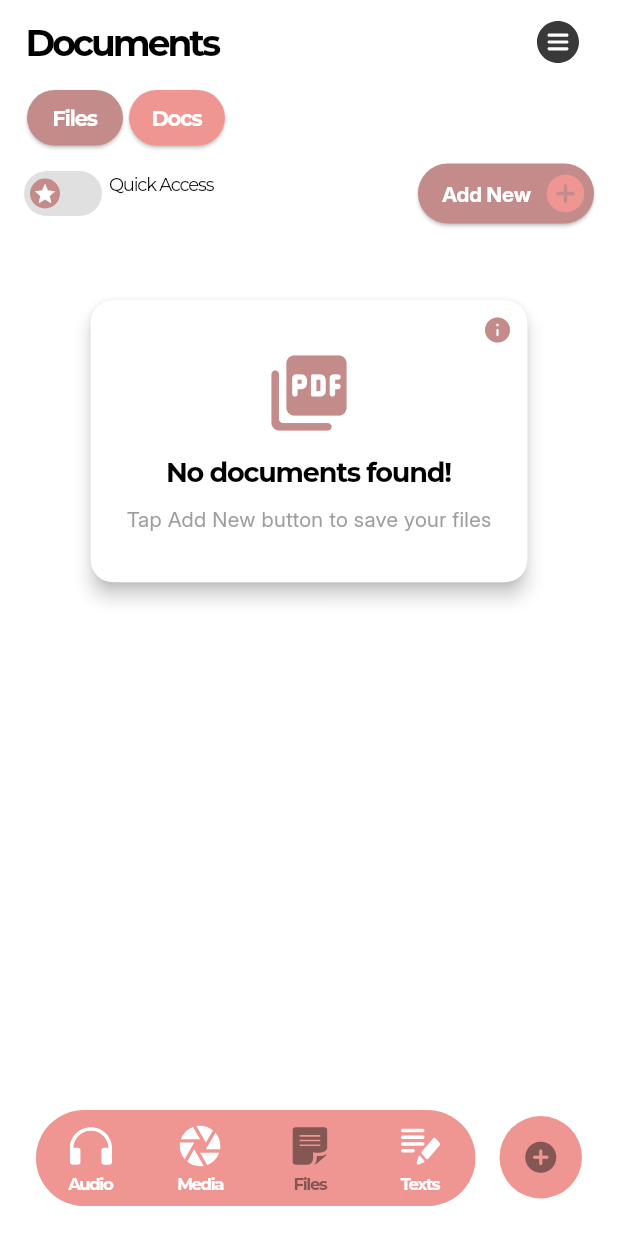
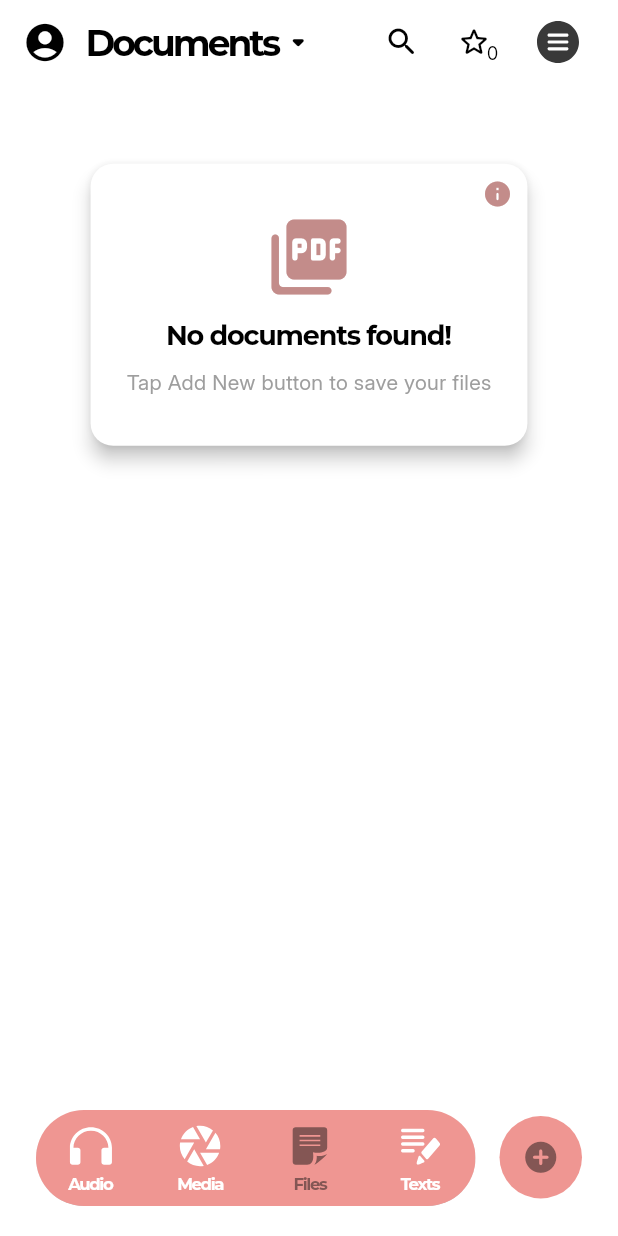
Before and after one commit to credes-tech/shelf, a Flutter app: the screen it shows after launch, swiped to page 3, on a phone screen of 412 x 824 dp. Run offline on Flutter 3.47's test engine with Material 3 defaults, Android fonts, the light colour scheme and no system bars; our stand-ins replace audioplayers, cloud_firestore, device_info_plus, file_picker, firebase_auth, firebase_core and 12 more; missing offline and left inert: flutter_quill, get_thumbnail_video, syncfusion_flutter_pdfviewer; accounts and stored records are empty; project files that could hold a hidden picture were left out.

Commit message:
adding-docs-pins-and-subcategories

```diff
--- a/lib/modules/home/data/repositories/file_repo_impl.dart
+++ b/lib/modules/home/data/repositories/file_repo_impl.dart
@@ -12,6 +12,8 @@ class FileRepository {
 
   Future<void> deleteFile(int index) => _hiveService.deleteFile(index);
 
+  Future<void> deleteMultipleFiles(List<String> filePaths) => _hiveService.deleteMultipleFileByPaths(filePaths);
+
   Future<bool> isFileExists(String fileName) => _hiveService.isFileExists(fileName);
 
   Future<void> togglePin(String fileName) => _hiveService.togglePin(fileName);
--- a/lib/modules/home/domain/providers/media_provider.dart
+++ b/lib/modules/home/domain/providers/media_provider.dart
@@ -78,6 +78,11 @@ class MediaNotifier extends StateNotifier<List<MediaModel>> {
     loadPinnedFiles();
     return showOnlyPinned;
   }
+
+  bool onlyTogglePin() {
+    showOnlyPinned = !showOnlyPinned;
+    return showOnlyPinned;
+  }
 }
 
 
--- a/lib/modules/home/ui/pages/FileScreen.dart
+++ b/lib/modules/home/ui/pages/FileScreen.dart
@@ -14,6 +14,9 @@ import 'package:my_shelf_project/modules/home/ui/widgets/HomeMenuItem.dart';
 import 'package:my_shelf_project/modules/home/ui/widgets/HomePillBar.dart';
 import 'package:my_shelf_project/modules/home/ui/widgets/HomeTitle.dart';
 import 'package:my_shelf_project/modules/home/ui/widgets/HomeToggler.dart';
+import 'package:my_shelf_project/modules/home/ui/widgets/SubCategoryDivider.dart';
+import 'package:my_shelf_project/modules/home/ui/widgets/SubCategoryToggler.dart';
+import 'package:my_shelf_project/modules/home/ui/widgets/UserAccount.dart';
 
 class FileScreen extends ConsumerStatefulWidget {
   const FileScreen({super.key});
@@ -23,29 +26,89 @@ class FileScreen extends ConsumerStatefulWidget {
 }
 
 class _FileScreenState extends ConsumerState<FileScreen> {
-  final List<String> source = ['Files', 'Docs'];
+  final List<String> source = ['All Files', 'Recently Added'];
+  int selectedSource = 0;
+  bool isSubCategoryActive = false;
+  bool isPinActive = false;
+  bool isMultiSelectActive = false;
+  List<FileModel> selectedFiles = [];
 
   final String emptyHeading = "No documents found!";
   final String emptyDescription = "Tap Add New button to save your files";
 
-  int selectedSource = 0;
-
   @override
   Widget build(BuildContext context) {
     final fileList = ref.watch(fileProvider);
-    final bool filePinnedNotifier =
-        ref.read(fileProvider.notifier).showOnlyPinned;
+    final List<FileModel> pinnedFiles = getPinnedFiles(fileList);
     return Scaffold(
       backgroundColor: Colors.white,
       appBar: AppBar(
         backgroundColor: AppColors.background,
-        title: HomeTitle(title: 'Documents'),
+        leading: Padding(
+          padding: const EdgeInsets.only(left: AppSpacing.xSmall),
+          child: UserAccount(),
+        ),
+        title: GestureDetector(
+          onTap: toggleSubCategory,
+          child: Row(
+              crossAxisAlignment: CrossAxisAlignment.center,
+              mainAxisAlignment: MainAxisAlignment.start,
+              children: [
+                HomeTitle(title: 'Documents'),
+                SubCategoryToggler(isSubCategoryActive: isSubCategoryActive)
+              ]),
+        ),
+        titleSpacing: 0.0,
         actions: [
+          if (isMultiSelectActive)
+            IconButton(
+                onPressed: deleteDocFiles,
+                icon: Icon(
+                  Icons.delete_rounded,
+                  color: Colors.black,
+                )),
+          if (isMultiSelectActive)
+            IconButton(
+                onPressed: clearSelection,
+                icon: Icon(
+                  Icons.close_rounded,
+                  color: Colors.black,
+                )),
+          if (!isSubCategoryActive && !isMultiSelectActive)
+            IconButton(
+                onPressed: () {},
+                icon: Icon(
+                  Icons.search_rounded,
+                  color: Colors.black,
+                )),
+          if (!isSubCategoryActive && !isMultiSelectActive)
+            Stack(
+              children: [
+                IconButton(
+                  onPressed: () => pinController(),
+                  icon: Icon(
+                    isPinActive
+                        ? Icons.star_rounded
+                        : Icons.star_border_rounded,
+                    color: Colors.black,
+                  ),
+                ),
+                Positioned(
+                    bottom: 8,
+                    right: 8,
+                    child: Text(
+                      "${pinnedFiles.length}",
+                      style: AppTextStyles.pinCaption,
+                    ))
+              ],
+            ),
+          if (!isSubCategoryActive && !isMultiSelectActive)
             Padding(
-            padding: EdgeInsets.only(right: AppSpacing.medium),
+              padding: EdgeInsets.only(
+                  right: AppSpacing.medium, left: AppSpacing.small),
               child: PopupMenuButton<String>(
                 icon: SvgPicture.asset('assets/svg/menu.svg', width: 28),
-              color: AppColors.onboardDarkPink,
+                color: AppColors.onboardLightBlue,
                 shape: RoundedRectangleBorder(
                     borderRadius: BorderRadius.circular(30)),
                 elevation: 1,
@@ -54,9 +117,9 @@ class _FileScreenState extends ConsumerState<FileScreen> {
                 },
                 itemBuilder: (BuildContext context) => <PopupMenuEntry<String>>[
                   _buildPopupMenuItem(
-                    "Add File", Icons.file_copy_rounded, Colors.black),
+                      "List View", Icons.list_rounded, Colors.black),
                   _buildPopupMenuItem(
-                    "Filter Files", Icons.filter_alt_rounded, Colors.black)
+                      "Grid View", Icons.grid_view_rounded, Colors.black),
                 ],
               ),
             ),
@@ -67,7 +130,9 @@ class _FileScreenState extends ConsumerState<FileScreen> {
           Column(
             mainAxisAlignment: MainAxisAlignment.start,
             crossAxisAlignment: CrossAxisAlignment.center,
+            mainAxisSize: MainAxisSize.min,
             children: [
+              if (isSubCategoryActive)
                 HomePillBar(
                   source: source,
                   selectedSource: selectedSource,
@@ -79,55 +144,8 @@ class _FileScreenState extends ConsumerState<FileScreen> {
                     });
                   },
                 ),
-              Container(
-                padding: EdgeInsets.symmetric(
-                    horizontal: AppSpacing.medium, vertical: AppSpacing.xSmall),
-                decoration: BoxDecoration(
-                    color: Colors.transparent,
-                    borderRadius: BorderRadius.only(
-                        bottomLeft: Radius.circular(20.0),
-                        bottomRight: Radius.circular(20.0))),
-                child: Row(
-                  mainAxisAlignment: MainAxisAlignment.spaceBetween,
-                  crossAxisAlignment: CrossAxisAlignment.center,
-                  children: [
-                    Row(
-                      mainAxisAlignment: MainAxisAlignment.start,
-                      crossAxisAlignment: CrossAxisAlignment.start,
-                      children: [
-                        HomeToggler(
-                          initialValue: filePinnedNotifier,
-                          onChanged: (filePinnedNotifier) {
-                            ref.read(fileProvider.notifier).togglePinnedFilter();
-                          },
-                          color: AppColors.onboardDarkPink,
-                        ),
               SizedBox(
-                          width: 5,
-                        ),
-                        Text("Quick Access", style: AppTextStyles.pinLabelText),
-                      ],
-                    ),
-                    ElevatedButton(
-                      onPressed: onTapFileBtn,
-                      style: ElevatedButton.styleFrom(
-                          padding: EdgeInsets.only(
-                              left: AppSpacing.medium,
-                              right: AppSpacing.xSmall,
-                              top: AppSpacing.xSmall,
-                              bottom: AppSpacing.xSmall),
-                          backgroundColor: AppColors.onboardDarkPink),
-                      child: Row(
-                        children: [
-                          Text("Add New", style: AppTextStyles.homePinned),
-                          SizedBox(width: 8),
-                          Icon(Icons.add_circle_rounded,
-                              size: 30, color: AppColors.onboardLightPink)
-                        ],
-                      ),
-                    )
-                  ],
-                ),
+                height: 10,
               ),
               fileList.isEmpty
                   ? HomeCard(
@@ -135,12 +153,47 @@ class _FileScreenState extends ConsumerState<FileScreen> {
                       description: emptyDescription,
                       icon: Icons.picture_as_pdf_rounded,
                       iconColor: AppColors.onboardDarkPink)
+                  : isSubCategoryActive
+                      ? Expanded(
+                          child: Padding(
+                            padding: const EdgeInsets.all(8.0),
+                            child: GridView.builder(
+                              itemCount: getSelectedSourceLength(
+                                  source[selectedSource], fileList),
+                              gridDelegate:
+                              SliverGridDelegateWithFixedCrossAxisCount(
+                                crossAxisCount: 3,
+                                childAspectRatio: 0.8,
+                              ),
+                              itemBuilder: (context, index) {
+                                final selectedFileList =
+                                getSelectedSourceItems(
+                                    source[selectedSource], fileList);
+                                final file = selectedFileList[index];
+                                return GestureDetector(
+                                    onTap: () {
+                                      context.push(
+                                        '/home/file/view',
+                                        extra: {
+                                          'filePath': file.filePath,
+                                          'fileName': file.filename,
+                                        },
+                                      );
+                                    },
+                                    onDoubleTap: () =>
+                                        togglePinFile(file.filename),
+                                    child: FileCard(file: file));
+                              },
+                            ),
+                          ),
+                        )
                       : Expanded(
                           child: Padding(
                             padding: EdgeInsets.all(8.0),
                             child: GridView.builder(
                               itemCount: fileList.length,
-                    gridDelegate: SliverGridDelegateWithFixedCrossAxisCount(
+                              gridDelegate:
+                                  SliverGridDelegateWithFixedCrossAxisCount(
                                 crossAxisCount: 3,
                                 childAspectRatio: 0.8,
                               ),
@@ -156,15 +209,8 @@ class _FileScreenState extends ConsumerState<FileScreen> {
                                       },
                                     );
                                   },
-                        onDoubleTap: () => togglePinFile(file.filename),
-                        onLongPress: () async {
-                          await ref
-                              .read(fileProvider.notifier)
-                              .deleteFile(index);
-                          ScaffoldMessenger.of(context).showSnackBar(
-                            SnackBar(content: Text("File deleted")),
-                          );
-                        },
+                                  onDoubleTap: () =>
+                                      togglePinFile(file.filename),
                                   child: Stack(
                                     children: [
                                       AspectRatio(
@@ -180,7 +226,8 @@ class _FileScreenState extends ConsumerState<FileScreen> {
                                               child: Icon(
                                                 Icons.stars_rounded,
                                                 size: 20,
-                                      color: AppColors.onboardDarkPink,
+                                                color:
+                                                    AppColors.onboardDarkPink,
                                               ),
                                             ))
                                     ],
@@ -204,7 +251,8 @@ class _FileScreenState extends ConsumerState<FileScreen> {
                   backgroundColor: AppColors.onboardLightPink,
                   elevation: 0,
                   shape: CircleBorder(),
-                  child: Icon(Icons.add_circle_rounded, size: 25, color: AppColors.navBarPink),
+                  child: Icon(Icons.add_circle_rounded,
+                      size: 25, color: AppColors.navBarPink),
                 ),
               ),
             ),
@@ -234,6 +282,17 @@ class _FileScreenState extends ConsumerState<FileScreen> {
     );
   }
 
+  List<FileModel> getPinnedFiles(List<FileModel> fileList) {
+    return fileList.where((file) => file.isPinned).toList();
+  }
+
+  pinController() {
+    bool pinStatus = ref.read(fileProvider.notifier).togglePinnedFilter();
+    setState(() {
+      isPinActive = pinStatus;
+    });
+  }
+
   void onTapFileBtn() async {
     bool isGranted = await PermissionService.requestFilePermission();
     if (isGranted == true) {
@@ -243,7 +302,59 @@ class _FileScreenState extends ConsumerState<FileScreen> {
     }
   }
 
+  List<FileModel> getRecentlyAddedMedia(List<FileModel> fileList) {
+    int minute = 2;
+    DateTime now = DateTime.now();
+    DateTime threshold = now.subtract(Duration(minutes: minute));
+    return fileList.where((file) => file.date.isAfter(threshold)).toList();
+  }
+
+  int getSelectedSourceLength(String source, List<FileModel> fileList) {
+    switch (source) {
+      case "All Files":
+        return fileList.length;
+      case "Recently Added":
+        return getRecentlyAddedMedia(fileList).length;
+    }
+    return fileList.length;
+  }
+
+  List<FileModel> getSelectedSourceItems(
+      String source, List<FileModel> fileList) {
+    switch (source) {
+      case "All Files":
+        return fileList;
+      case "Recently Added":
+        return getRecentlyAddedMedia(fileList);
+    }
+    return fileList;
+  }
+
   void togglePinFile(String fileName) {
     ref.read(fileProvider.notifier).togglePin(fileName);
   }
+
+  toggleSubCategory() {
+    if (isPinActive) {
+      pinController();
     }
+    if (isMultiSelectActive) {
+      return;
+    }
+    setState(() {
+      isSubCategoryActive = !isSubCategoryActive;
+    });
+  }
+
+  void clearSelection() {
+    setState(() {
+      isMultiSelectActive = false;
+      selectedFiles.clear();
+    });
+  }
+
+  void deleteDocFiles() async {
+    await ref.read(fileProvider.notifier).deleteFile(selectedFiles);
+    clearSelection();
+  }
+}
```
Also changed, not shown: lib/modules/home/data/datasource/local/file_hive_service.dart (+11 -0 lines), lib/modules/home/domain/providers/file_provider.dart (+15 -12 lines), lib/modules/home/ui/pages/MediaScreen.dart (+18 -1 lines), lib/modules/home/ui/widgets/VideoThumbnail.dart (+2 -9 lines). Lines whose indentation alone changed are shown as unchanged.
